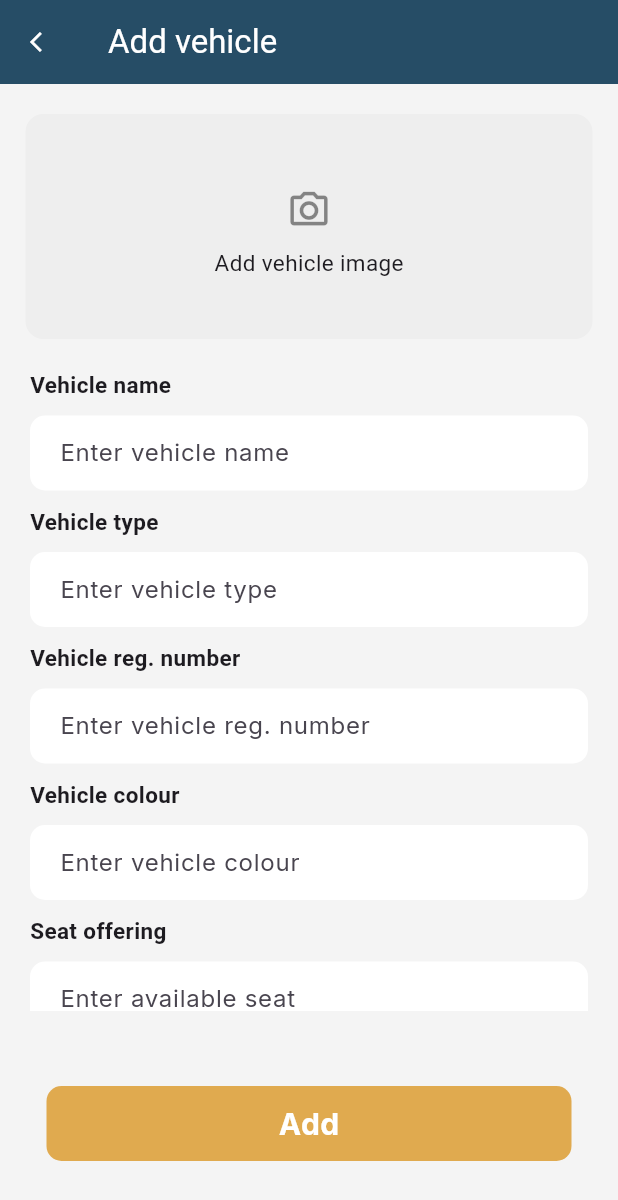
After one commit to ArtiDoltani/Car-Pooling-App-UI, a Flutter app: the MyVehicle screen opened directly, after a tap on the "add" icon, on a phone screen of 412 x 824 dp. The commit adds this screen. Shown: the top 1200 px of the screen. Run offline on Flutter 3.47's test engine with Material 3 defaults, Android fonts, the phone set to English and light mode, and no system bars; our stand-ins replace google_fonts, image_picker, intl_phone_field, pinput.

Commit message:
created vehicle and add vehicle screens

```diff
--- /dev/null
+++ b/lib/Screens/my_vehicle.dart
@@ -0,0 +1,100 @@
+import 'package:car_pooling_and_ride_sharing_app/add_vehicle.dart';
+import 'package:car_pooling_and_ride_sharing_app/widgets/decor_widget.dart';
+import 'package:flutter/material.dart';
+
+class MyVehicle extends StatelessWidget {
+  const MyVehicle({super.key});
+
+  @override
+  Widget build(BuildContext context) {
+    return Scaffold(
+      appBar: UiHelper.CustomAppBar("My vehicle", () {
+        Navigator.pop(context);
+      }),
+      body: Padding(
+        padding: const EdgeInsets.symmetric(vertical: 10.0),
+        child: Column(
+          children: [
+            Expanded(
+              child: ListView.builder(
+                itemCount: 2,
+                itemBuilder: (context, index) {
+                  return Padding(
+                    padding:
+                        const EdgeInsets.only(top: 20.0, left: 20, right: 20),
+                    child: Container(
+                      width: MediaQuery.of(context).size.width,
+                      height: MediaQuery.of(context).size.height / 4,
+
+                      // BoxDecoration Widget
+                      decoration: BoxDecoration(
+                        color: Colors.grey.shade400.withOpacity(0.7),
+                        borderRadius: BorderRadius.circular(16),
+                        image: const DecorationImage(
+                          image: AssetImage('images/mer.png'),
+                          fit: BoxFit.fill,
+                        ),
+                      ),
+                      child: Stack(
+                        children: [
+                          Positioned(
+                            top: 1,
+                            right: 1,
+                            child: IconButton(
+                              onPressed: () {},
+                              icon: const Icon(
+                                Icons.delete_outline,
+                                color: Color.fromARGB(255, 199, 34, 22),
+                              ),
+                            ),
+                          ),
+                          Padding(
+                            padding: const EdgeInsets.all(15.0),
+                            child: Column(
+                              mainAxisAlignment: MainAxisAlignment.end,
+                              crossAxisAlignment: CrossAxisAlignment.stretch,
+                              children: [
+                                Text(
+                                  "Mercedes-Benz AMG A35",
+                                  style: TextStyle(
+                                    color: UiHelper.color,
+                                    fontSize: 19,
+                                    fontWeight: FontWeight.w500,
+                                  ),
+                                ),
+                                Text(
+                                  "2 person",
+                                  style: TextStyle(
+                                    color: UiHelper.color,
+                                    fontSize: 17,
+                                    fontWeight: FontWeight.w500,
+                                  ),
+                                ),
+                              ],
+                            ),
+                          ),
+                        ],
+                      ),
+                    ),
+                  );
+                },
+              ),
+            ),
+            FloatingActionButton(
+              onPressed: () {
+                Navigator.push(context,
+                    MaterialPageRoute(builder: (context) => AddVehicle()));
+              },
+              backgroundColor: UiHelper.orangeColor,
+              shape: const CircleBorder(),
+              child: Icon(
+                Icons.add,
+                color: UiHelper.color,
+              ),
+            ),
+          ],
+        ),
+      ),
+    );
+  }
+}
--- /dev/null
+++ b/lib/add_vehicle.dart
@@ -0,0 +1,117 @@
+import 'package:car_pooling_and_ride_sharing_app/widgets/decor_widget.dart';
+import 'package:flutter/material.dart';
+import 'package:flutter/widgets.dart';
+
+class AddVehicle extends StatefulWidget {
+  const AddVehicle({super.key});
+
+  @override
+  State<AddVehicle> createState() => _AddVehicleState();
+}
+
+class _AddVehicleState extends State<AddVehicle> {
+  @override
+  Widget build(BuildContext context) {
+    return SafeArea(
+        child: Scaffold(
+      appBar: UiHelper.CustomAppBar("Add vehicle", () {
+        Navigator.pop(context);
+      }),
+      body: Stack(
+        children: [
+          SingleChildScrollView(
+            child: Column(
+              crossAxisAlignment: CrossAxisAlignment.start,
+              children: [
+                Padding(
+                  padding: const EdgeInsets.symmetric(
+                      horizontal: 17.0, vertical: 20),
+                  child: Container(
+                    height: 150,
+                    width: MediaQuery.of(context).size.width,
+                    decoration: BoxDecoration(
+                        color: const Color.fromRGBO(231, 231, 231, 0.5),
+                        borderRadius: BorderRadius.circular(12)),
+                    child: Column(
+                      mainAxisAlignment: MainAxisAlignment.center,
+                      children: [
+                        IconButton(
+                          onPressed: () {},
+                          icon: const Icon(Icons.camera_alt_outlined,
+                              size: 30, color: Colors.black45),
+                        ),
+                        const Text(
+                          "Add vehicle image",
+                          style: TextStyle(
+                              fontSize: 15, fontWeight: FontWeight.w400),
+                        )
+                      ],
+                    ),
+                  ),
+                ),
+                Padding(
+                  padding: const EdgeInsets.only(left: 20.0),
+                  child: Text(
+                    "Vehicle name",
+                    style: UiHelper.vehicleTitleStyle,
+                  ),
+                ),
+                UiHelper.customTextField("Enter vehicle name"),
+                Padding(
+                  padding: const EdgeInsets.only(left: 20.0),
+                  child: Text(
+                    "Vehicle type",
+                    style: UiHelper.vehicleTitleStyle,
+                  ),
+                ),
+                UiHelper.customTextField("Enter vehicle type"),
+                Padding(
+                  padding: const EdgeInsets.only(left: 20.0),
+                  child: Text(
+                    "Vehicle reg. number",
+                    style: UiHelper.vehicleTitleStyle,
+                  ),
+                ),
+                UiHelper.customTextField("Enter vehicle reg. number"),
+                Padding(
+                  padding: const EdgeInsets.only(left: 20.0),
+                  child: Text(
+                    "Vehicle colour",
+                    style: UiHelper.vehicleTitleStyle,
+                  ),
+                ),
+                UiHelper.customTextField("Enter vehicle colour"),
+                Padding(
+                  padding: const EdgeInsets.only(left: 20.0),
+                  child: Text(
+                    "Seat offering",
+                    style: UiHelper.vehicleTitleStyle,
+                  ),
+                ),
+                UiHelper.customTextField("Enter available seat"),
+                Text(
+                  "Facilities(i.e. AC, music)",
+                  style: UiHelper.vehicleTitleStyle,
+                ),
+                UiHelper.customTextField("Enter facilities"),
+              ],
+            ),
+          ),
+          Padding(
+            padding:
+                EdgeInsets.only(top: MediaQuery.of(context).size.height * 0.75),
+            child: Container(
+              color: const Color.fromRGBO(244, 244, 244, 1.0),
+              width: MediaQuery.of(context).size.width,
+              //height: MediaQuery.of(context).size.height / 7,
+              child: Column(
+                mainAxisAlignment: MainAxisAlignment.center,
+                children: [UiHelper.AppButtons(() {}, "Add")],
+              ),
+            ),
+          ),
+        ],
+      ),
+    ));
+  }
+}
--- a/lib/widgets/decor_widget.dart
+++ b/lib/widgets/decor_widget.dart
@@ -11,6 +11,10 @@ class UiHelper {
     shape: RoundedRectangleBorder(
         side: BorderSide(color: Colors.black.withOpacity(0.1)),
         borderRadius: BorderRadius.circular(8)),
+  );
+  static TextStyle vehicleTitleStyle = const TextStyle(
+    fontSize: 15,
+    fontWeight: FontWeight.bold,
   );
   static timing_row() {
     return Row(
@@ -79,7 +83,7 @@ class UiHelper {
       padding: const EdgeInsets.symmetric(horizontal: 20.0, vertical: 10),
       child: SizedBox(
         width: 385,
-        height: 45,
+        height: 50,
         child: TextField(
           decoration: InputDecoration(
             filled: true,
```
Also changed, not shown: images/mer.png (added).
